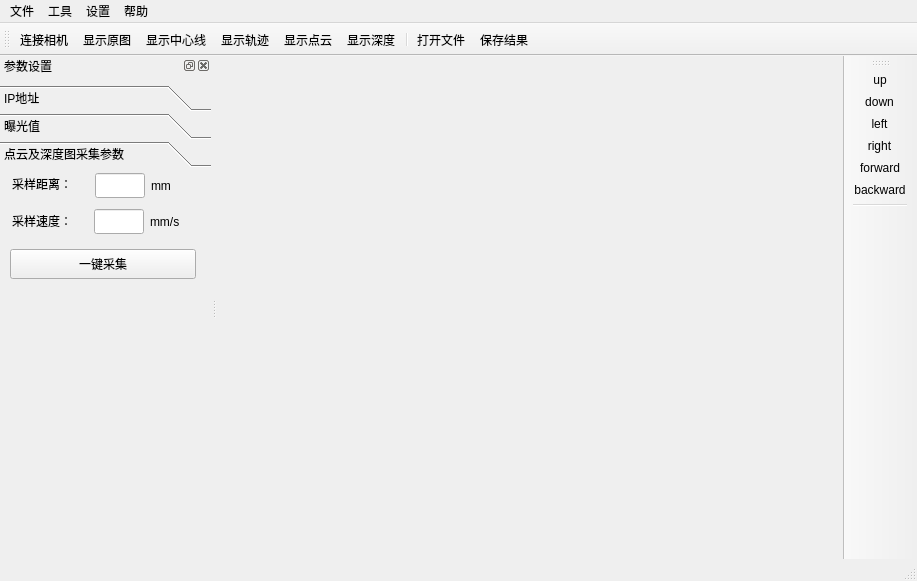
Qt form mainwindow.ui (WY-Huang/Laser-Scanning) before a commit.
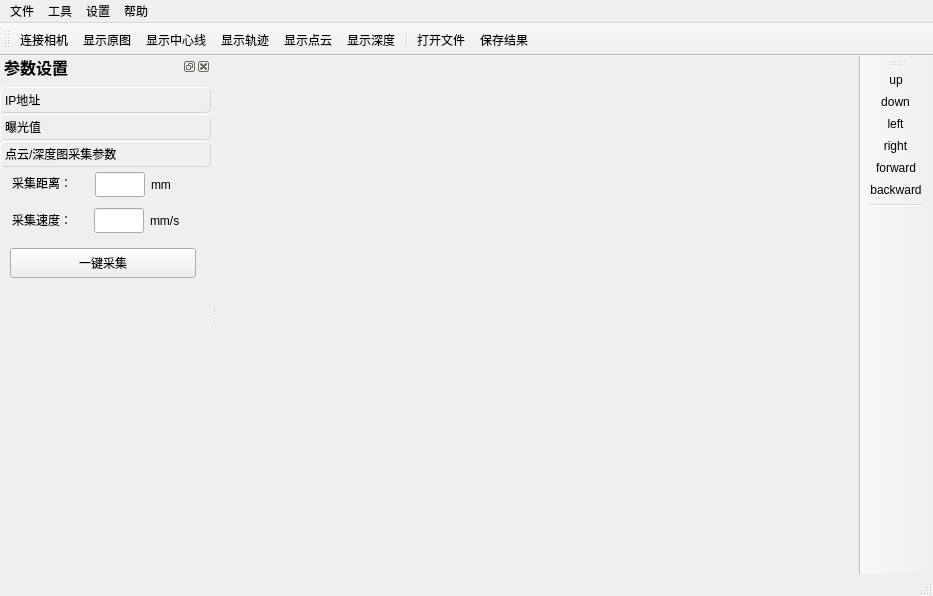
The same form after that commit. The open tabs and pages were chosen to show the change. Icons and pictures are not drawn. Custom widgets are drawn as their Qt base class.

```diff
--- a/mainwindow.ui
+++ b/mainwindow.ui
@@ -6,8 +6,8 @@
    <rect>
     <x>0</x>
     <y>0</y>
-    <width>917</width>
-    <height>581</height>
+    <width>933</width>
+    <height>596</height>
    </rect>
   </property>
   <property name="windowTitle">
@@ -54,7 +54,17 @@
       <widget class="QWidget" name="page_2_pclshow">
        <layout class="QGridLayout" name="gridLayout_3">
         <item row="0" column="0">
-         <widget class="QVTKOpenGLWidget" name="pclShow" native="true"/>
+         <widget class="QVTKOpenGLWidget" name="pclShow" native="true">
+          <property name="sizePolicy">
+           <sizepolicy hsizetype="Preferred" vsizetype="Preferred">
+            <horstretch>0</horstretch>
+            <verstretch>0</verstretch>
+           </sizepolicy>
+          </property>
+          <property name="autoFillBackground">
+           <bool>false</bool>
+          </property>
+         </widget>
         </item>
        </layout>
       </widget>
@@ -67,7 +77,7 @@
     <rect>
      <x>0</x>
      <y>0</y>
-     <width>917</width>
+     <width>933</width>
      <height>27</height>
     </rect>
    </property>
@@ -145,8 +155,15 @@
      <height>338</height>
     </size>
    </property>
+   <property name="font">
+    <font>
+     <pointsize>12</pointsize>
+     <bold>true</bold>
+     <underline>false</underline>
+    </font>
+   </property>
    <property name="styleSheet">
-    <string notr="true">border-color: rgb(252, 233, 79);</string>
+    <string notr="true"/>
    </property>
    <property name="floating">
     <bool>false</bool>
@@ -167,11 +184,17 @@
        <height>211</height>
       </rect>
      </property>
+     <property name="styleSheet">
+      <string notr="true">QToolBox::Tab { border: 1px outset lightgray; border-radius: 5px; }</string>
+     </property>
+     <property name="frameShape">
+      <enum>QFrame::NoFrame</enum>
+     </property>
      <property name="currentIndex">
       <number>2</number>
      </property>
      <property name="tabSpacing">
-      <number>2</number>
+      <number>1</number>
      </property>
      <widget class="QWidget" name="page">
       <property name="geometry">
@@ -295,11 +318,11 @@
         <x>0</x>
         <y>0</y>
         <width>211</width>
-        <height>115</height>
+        <height>118</height>
        </rect>
       </property>
       <attribute name="label">
-       <string>点云及深度图采集参数</string>
+       <string>点云/深度图采集参数</string>
       </attribute>
       <widget class="QLabel" name="labelDis">
        <property name="geometry">
@@ -317,7 +340,7 @@
         </size>
        </property>
        <property name="text">
-        <string>采样距离：</string>
+        <string>采集距离：</string>
        </property>
       </widget>
       <widget class="QLabel" name="labelVel">
@@ -336,7 +359,7 @@
         </size>
        </property>
        <property name="text">
-        <string>采样速度：</string>
+        <string>采集速度：</string>
        </property>
       </widget>
       <widget class="QPushButton" name="captureDepthBtn">
```
Left out of the diff: 25 changed lines with no effect on the pictures.
